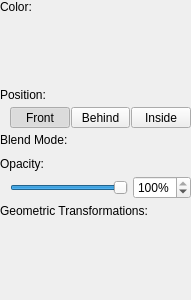
deiflou/ibp, file src/imagefilter_texturelayer/filterwidget.ui: the form before one commit.
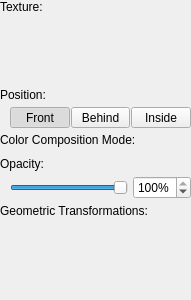
The form after the commit. Custom widgets are drawn as their Qt base class.

Commit message: * Removed support for Windows Aero in batch processor * Added propper finalization of threads in batch processor * Finished texture layer * Work on affine transformation list widget * Minor changes

Patch:
```diff
--- a/src/imagefilter_texturelayer/filterwidget.ui
+++ b/src/imagefilter_texturelayer/filterwidget.ui
@@ -37,7 +37,7 @@
      <item>
       <widget class="QLabel" name="label_4">
        <property name="text">
-        <string>Color:</string>
+        <string>Texture:</string>
        </property>
       </widget>
      </item>
@@ -165,7 +165,7 @@
      <item>
       <widget class="QLabel" name="label">
        <property name="text">
-        <string>Blend Mode:</string>
+        <string>Color Composition Mode:</string>
        </property>
       </widget>
      </item>
```
The commit also changes 19 other files.
